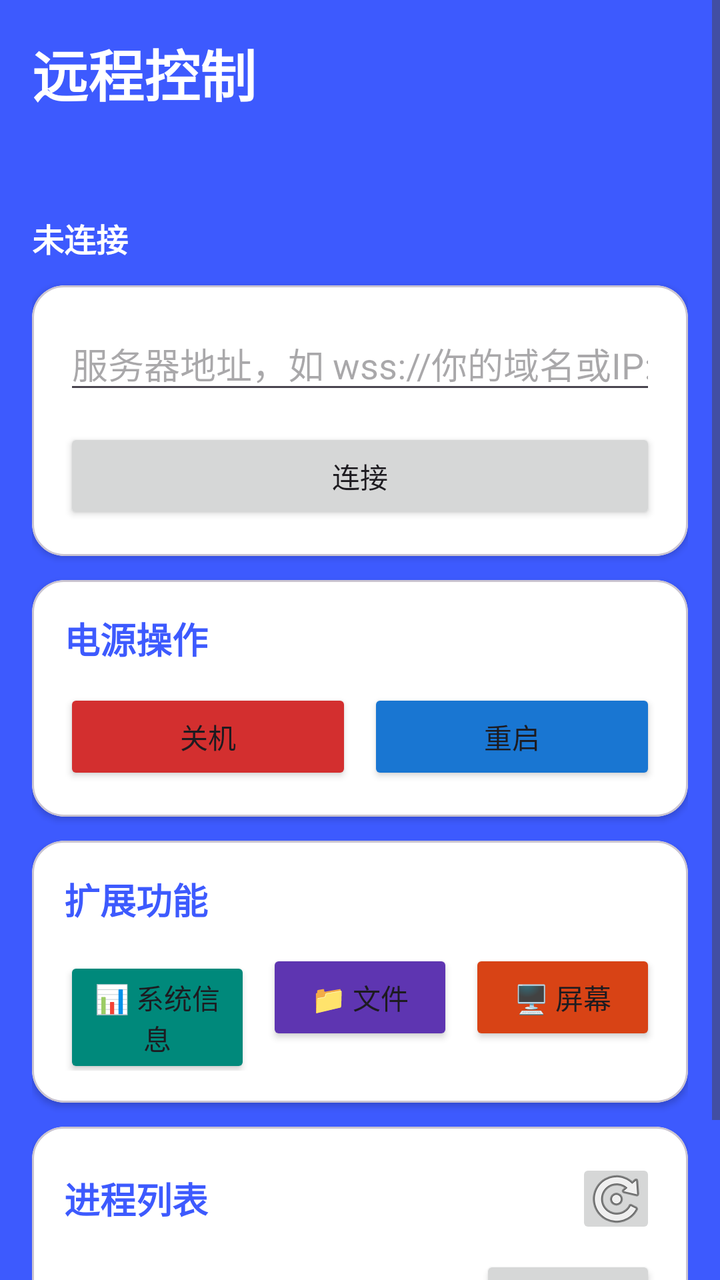
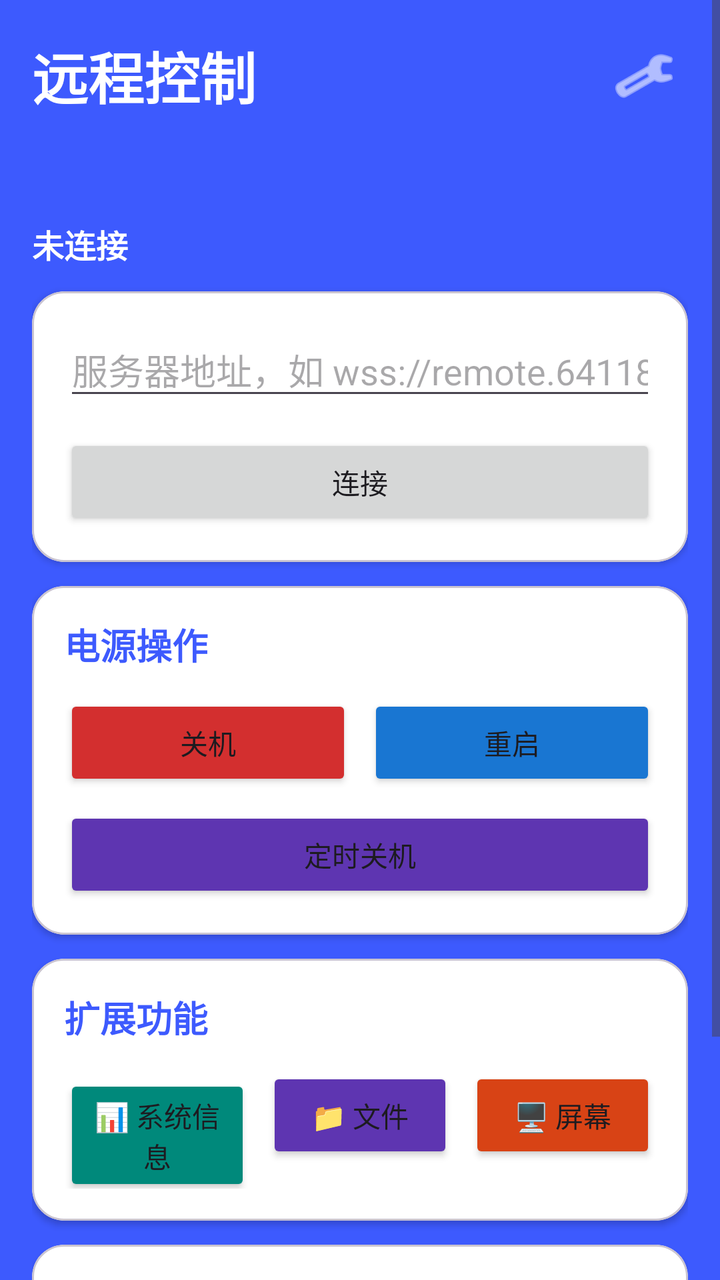

Two renders of the same Android screen: before a commit and after it. Below are the layout's source before the change and the commit's diff.
<!-- AndroidManifest.xml: activity theme Theme.RemoteControl -->
<!-- res/layout/activity_main.xml -->
<?xml version="1.0" encoding="utf-8"?>
<androidx.coordinatorlayout.widget.CoordinatorLayout
    xmlns:android="http://schemas.android.com/apk/res/android"
    xmlns:app="http://schemas.android.com/apk/res-auto"
    android:layout_width="match_parent"
    android:layout_height="match_parent"
    android:background="@color/ic_launcher_background">

    <ScrollView
        android:layout_width="match_parent"
        android:layout_height="match_parent"
        android:fillViewport="true">

        <LinearLayout
            android:layout_width="match_parent"
            android:layout_height="wrap_content"
            android:orientation="vertical"
            android:padding="16dp">

            
            <TextView
                android:layout_width="wrap_content"
                android:layout_height="wrap_content"
                android:text="@string/app_name"
                android:textColor="@android:color/white"
                android:textSize="28sp"
                android:textStyle="bold" />

            <TextView
                android:id="@+id/tvDevice"
                android:layout_width="wrap_content"
                android:layout_height="wrap_content"
                android:layout_marginTop="4dp"
                android:textColor="#CCFFFFFF"
                android:textSize="13sp" />

            <TextView
                android:id="@+id/tvSerial"
                android:layout_width="wrap_content"
                android:layout_height="wrap_content"
                android:layout_marginTop="2dp"
                android:textColor="#99FFFFFF"
                android:textSize="11sp"
                android:textIsSelectable="true" />

            
            <TextView
                android:id="@+id/tvStatus"
                android:layout_width="wrap_content"
                android:layout_height="wrap_content"
                android:layout_marginTop="12dp"
                android:textColor="@android:color/white"
                android:textSize="16sp"
                android:textStyle="bold"
                android:text="@string/status_disconnected" />

            
            <com.google.android.material.card.MaterialCardView
                android:layout_width="match_parent"
                android:layout_height="wrap_content"
                android:layout_marginTop="12dp"
                app:cardBackgroundColor="@android:color/white"
                app:cardCornerRadius="16dp"
                app:cardElevation="2dp">

                <LinearLayout
                    android:layout_width="match_parent"
                    android:layout_height="wrap_content"
                    android:orientation="vertical"
                    android:padding="16dp">

                    <EditText
                        android:id="@+id/etServer"
                        android:layout_width="match_parent"
                        android:layout_height="wrap_content"
                        android:hint="@string/setting_server_hint"
                        android:inputType="textUri"
                        android:singleLine="true" />

                    <Button
                        android:id="@+id/btnConnect"
                        android:layout_width="match_parent"
                        android:layout_height="wrap_content"
                        android:layout_marginTop="12dp"
                        android:text="@string/btn_connect"
                        app:cornerRadius="10dp" />
                </LinearLayout>
            </com.google.android.material.card.MaterialCardView>

            
            <com.google.android.material.card.MaterialCardView
                android:id="@+id/cardActions"
                android:layout_width="match_parent"
                android:layout_height="wrap_content"
                android:layout_marginTop="12dp"
                app:cardBackgroundColor="@android:color/white"
                app:cardCornerRadius="16dp"
                app:cardElevation="2dp">

                <LinearLayout
                    android:layout_width="match_parent"
                    android:layout_height="wrap_content"
                    android:orientation="vertical"
                    android:padding="16dp">

                    <TextView
                        android:layout_width="wrap_content"
                        android:layout_height="wrap_content"
                        android:text="电源操作"
                        android:textColor="#FF3D5AFE"
                        android:textSize="18sp"
                        android:textStyle="bold" />

                    <LinearLayout
                        android:layout_width="match_parent"
                        android:layout_height="wrap_content"
                        android:layout_marginTop="12dp"
                        android:orientation="horizontal">

                        <Button
                            android:id="@+id/btnShutdown"
                            android:layout_width="0dp"
                            android:layout_height="wrap_content"
                            android:layout_weight="1"
                            android:backgroundTint="#FFD32F2F"
                            android:text="@string/btn_shutdown"
                            app:cornerRadius="10dp" />

                        <Space
                            android:layout_width="8dp"
                            android:layout_height="1dp" />

                        <Button
                            android:id="@+id/btnReboot"
                            android:layout_width="0dp"
                            android:layout_height="wrap_content"
                            android:layout_weight="1"
                            android:backgroundTint="#FF1976D2"
                            android:text="@string/btn_reboot"
                            app:cornerRadius="10dp" />
                    </LinearLayout>
                </LinearLayout>
            </com.google.android.material.card.MaterialCardView>

            
            <com.google.android.material.card.MaterialCardView
                android:layout_width="match_parent"
                android:layout_height="wrap_content"
                android:layout_marginTop="12dp"
                app:cardBackgroundColor="@android:color/white"
                app:cardCornerRadius="16dp"
                app:cardElevation="2dp">

                <LinearLayout
                    android:layout_width="match_parent"
                    android:layout_height="wrap_content"
                    android:orientation="vertical"
                    android:padding="16dp">

                    <TextView
                        android:layout_width="wrap_content"
                        android:layout_height="wrap_content"
                        android:text="扩展功能"
                        android:textColor="#FF3D5AFE"
                        android:textSize="18sp"
                        android:textStyle="bold" />

                    <LinearLayout
                        android:layout_width="match_parent"
                        android:layout_height="wrap_content"
                        android:layout_marginTop="12dp"
                        android:orientation="horizontal">

                        <Button
                            android:id="@+id/btnSystemInfo"
                            android:layout_width="0dp"
                            android:layout_height="wrap_content"
                            android:layout_weight="1"
                            android:backgroundTint="#FF00897B"
                            android:text="📊 系统信息" />

                        <Space android:layout_width="8dp" android:layout_height="1dp" />

                        <Button
                            android:id="@+id/btnFiles"
                            android:layout_width="0dp"
                            android:layout_height="wrap_content"
                            android:layout_weight="1"
                            android:backgroundTint="#FF5E35B1"
                            android:text="📁 文件" />

                        <Space android:layout_width="8dp" android:layout_height="1dp" />

                        <Button
                            android:id="@+id/btnScreen"
                            android:layout_width="0dp"
                            android:layout_height="wrap_content"
                            android:layout_weight="1"
                            android:backgroundTint="#FFD84315"
                            android:text="🖥 屏幕" />
                    </LinearLayout>
                </LinearLayout>
            </com.google.android.material.card.MaterialCardView>

            
            <com.google.android.material.card.MaterialCardView
                android:id="@+id/cardProcess"
                android:layout_width="match_parent"
                android:layout_height="wrap_content"
                android:layout_marginTop="12dp"
                android:layout_marginBottom="16dp"
                app:cardBackgroundColor="@android:color/white"
                app:cardCornerRadius="16dp"
                app:cardElevation="2dp">

                <LinearLayout
                    android:layout_width="match_parent"
                    android:layout_height="wrap_content"
                    android:orientation="vertical"
                    android:padding="16dp">

                    <LinearLayout
                        android:layout_width="match_parent"
                        android:layout_height="wrap_content"
                        android:orientation="horizontal"
                        android:gravity="center_vertical">

                        <TextView
                            android:layout_width="0dp"
                            android:layout_height="wrap_content"
                            android:layout_weight="1"
                            android:text="进程列表"
                            android:textColor="#FF3D5AFE"
                            android:textSize="18sp"
                            android:textStyle="bold" />

                        <TextView
                            android:id="@+id/tvCount"
                            android:layout_width="wrap_content"
                            android:layout_height="wrap_content"
                            android:textColor="#66000000"
                            android:textSize="12sp" />

                        <ImageButton
                            android:id="@+id/btnRefresh"
                            android:layout_width="40dp"
                            android:layout_height="40dp"
                            android:contentDescription="刷新"
                            android:src="@android:drawable/ic_menu_rotate" />
                    </LinearLayout>

                    <LinearLayout
                        android:layout_width="match_parent"
                        android:layout_height="wrap_content"
                        android:layout_marginTop="8dp"
                        android:orientation="horizontal">

                        <EditText
                            android:id="@+id/etSearch"
                            android:layout_width="0dp"
                            android:layout_height="wrap_content"
                            android:layout_weight="1"
                            android:hint="搜索进程名或PID"
                            android:inputType="text"
                            android:imeOptions="actionSearch" />

                        <Button
                            android:id="@+id/btnSearch"
                            android:layout_width="wrap_content"
                            android:layout_height="wrap_content"
                            android:layout_marginStart="8dp"
                            android:text="搜索"
                            app:cornerRadius="10dp" />
                    </LinearLayout>

                    <androidx.recyclerview.widget.RecyclerView
                        android:id="@+id/rvProcess"
                        android:layout_width="match_parent"
                        android:layout_height="wrap_content"
                        android:layout_marginTop="8dp"
                        android:nestedScrollingEnabled="false"
                        android:overScrollMode="never" />
                </LinearLayout>
            </com.google.android.material.card.MaterialCardView>
        </LinearLayout>
    </ScrollView>
</androidx.coordinatorlayout.widget.CoordinatorLayout>
<!-- resources referenced by this layout -->
<resources>
  <color name="ic_launcher_background">#FF3D5AFE</color>
  <string name="app_name">远程控制</string>
  <string name="btn_connect">连接</string>
  <string name="btn_reboot">重启</string>
  <string name="btn_shutdown">关机</string>
  <string name="setting_server_hint">服务器地址，如 wss://你的域名或IP:8899（例 wss://remote.example.com）</string>
  <string name="status_disconnected">未连接</string>
  <style name="Theme.RemoteControl" parent="Theme.Material3.DayNight.NoActionBar">
          <item name="colorPrimary">@color/ic_launcher_background</item>
          <item name="android:statusBarColor">@color/ic_launcher_background</item>
      </style>
</resources>

<!-- the commit's change to res/layout/activity_main.xml (unified diff, before → after) -->
@@ -18,13 +18,31 @@
             android:padding="16dp">
 
             
-            <TextView
-                android:layout_width="wrap_content"
-                android:layout_height="wrap_content"
-                android:text="@string/app_name"
-                android:textColor="@android:color/white"
-                android:textSize="28sp"
-                android:textStyle="bold" />
+            <LinearLayout
+                android:layout_width="match_parent"
+                android:layout_height="wrap_content"
+                android:orientation="horizontal"
+                android:gravity="center_vertical">
+
+                <TextView
+                    android:layout_width="0dp"
+                    android:layout_height="wrap_content"
+                    android:layout_weight="1"
+                    android:text="@string/app_name"
+                    android:textColor="@android:color/white"
+                    android:textSize="28sp"
+                    android:textStyle="bold" />
+
+                
+                <ImageButton
+                    android:id="@+id/btnSettings"
+                    android:layout_width="44dp"
+                    android:layout_height="44dp"
+                    android:background="?attr/selectableItemBackgroundBorderless"
+                    android:contentDescription="@string/action_settings"
+                    android:src="@android:drawable/ic_menu_preferences"
+                    android:tint="@android:color/white" />
+            </LinearLayout>
 
             <TextView
                 android:id="@+id/tvDevice"
@@ -139,6 +157,16 @@
                             android:text="@string/btn_reboot"
                             app:cornerRadius="10dp" />
                     </LinearLayout>
+
+                    
+                    <Button
+                        android:id="@+id/btnSchedule"
+                        android:layout_width="match_parent"
+                        android:layout_height="wrap_content"
+                        android:layout_marginTop="8dp"
+                        android:backgroundTint="#FF5E35B1"
+                        android:text="@string/action_schedule_shutdown"
+                        app:cornerRadius="10dp" />
                 </LinearLayout>
             </com.google.android.material.card.MaterialCardView>
 
<!-- resource entries referenced after the edit -->
@@ -1,15 +1,20 @@
 <!-- resources referenced by this layout -->
 <resources>
   <color name="ic_launcher_background">#FF3D5AFE</color>
+  <string name="action_schedule_shutdown">定时关机</string>
+  <string name="action_settings">设置</string>
   <string name="app_name">远程控制</string>
   <string name="btn_connect">连接</string>
   <string name="btn_reboot">重启</string>
   <string name="btn_shutdown">关机</string>
-  <string name="setting_server_hint">服务器地址，如 wss://你的域名或IP:8899（例 wss://remote.example.com）</string>
+  <string name="setting_server_hint">服务器地址，如 wss://remote.641188.xyz</string>
   <string name="status_disconnected">未连接</string>
   <style name="Theme.RemoteControl" parent="Theme.Material3.DayNight.NoActionBar">
-          <item name="colorPrimary">@color/ic_launcher_background</item>
-          <item name="android:statusBarColor">@color/ic_launcher_background</item>
+          <item name="colorPrimary">@color/theme_blue_primary</item>
+          <item name="colorOnPrimary">@android:color/white</item>
+          <item name="android:statusBarColor">@color/theme_blue_status</item>
       </style>
+  <color name="theme_blue_primary">#FF3D5AFE</color>
+  <color name="theme_blue_status">#FF304FFE</color>
 </resources>
 
